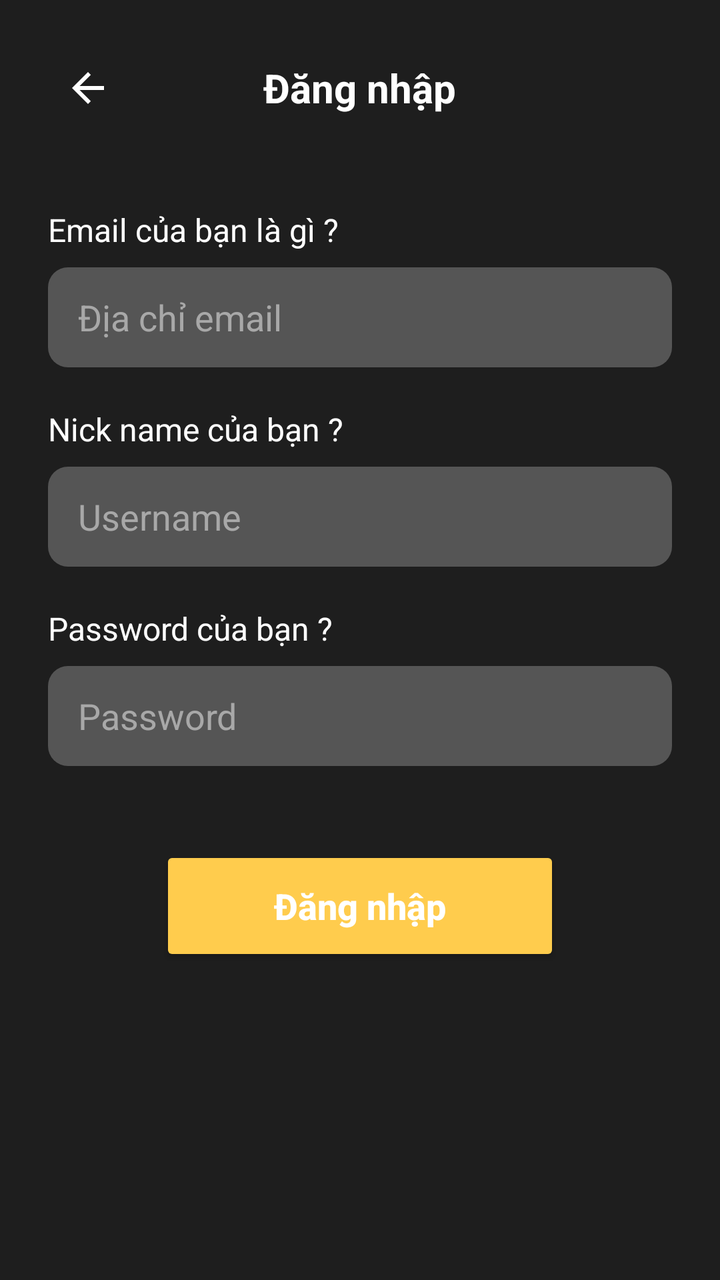
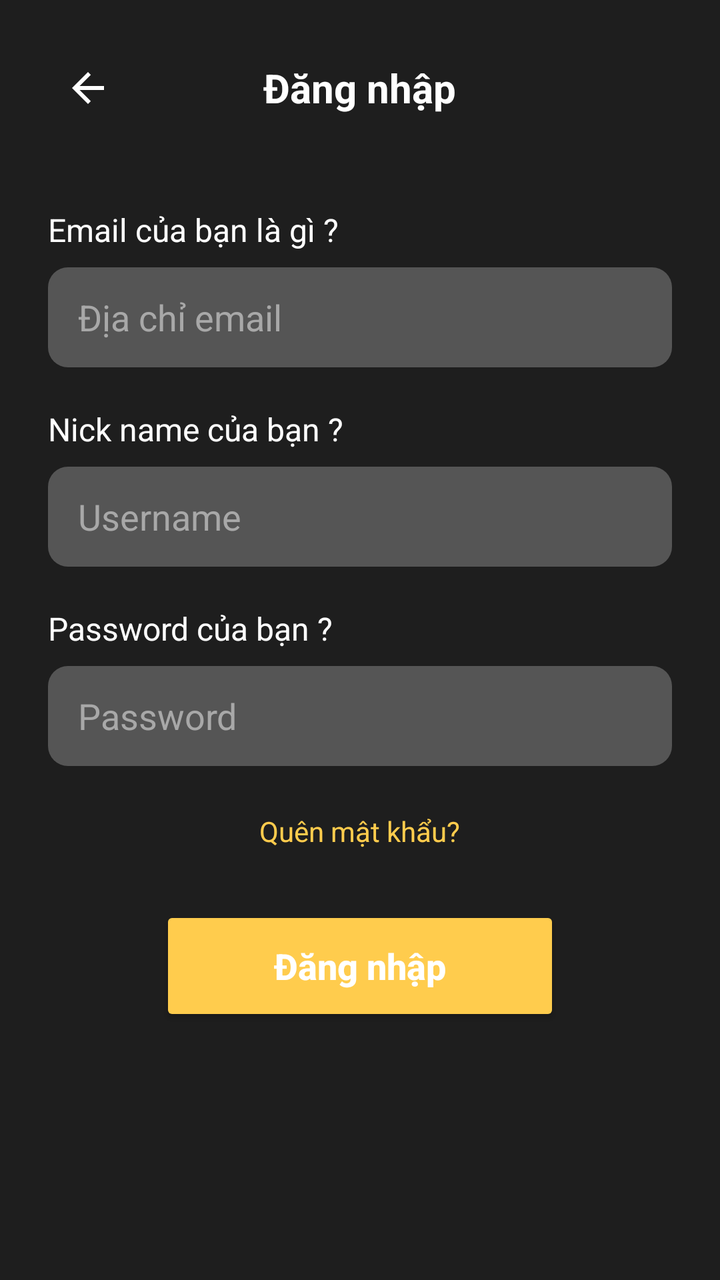

Compare the two renders of this Android layout. The source of the first and the diff that turns it into the second are given below.
<!-- AndroidManifest.xml: application theme Theme.Bocket -->
<!-- res/layout/activity_login.xml -->
<?xml version="1.0" encoding="utf-8"?>
<LinearLayout xmlns:android="http://schemas.android.com/apk/res/android"
    android:layout_width="match_parent"
    android:layout_height="match_parent"
    xmlns:app="http://schemas.android.com/apk/res-auto"
    android:background="#1E1E1E"
    android:orientation="vertical"
    android:padding="24dp">

    <RelativeLayout
        android:layout_width="match_parent"
        android:layout_height="wrap_content"
        android:layout_marginBottom="40dp">

        <ImageButton
            android:id="@+id/btn_back"
            android:layout_width="wrap_content"
            android:layout_height="wrap_content"
            android:src="@drawable/ic_back_arrow"
            android:contentDescription="Quay lại"
            android:background="?attr/selectableItemBackgroundBorderless"
            android:padding="8dp"
            android:layout_alignParentStart="true"
            app:tint="@android:color/white" />

        <TextView
            android:id="@+id/tv_title"
            android:layout_width="wrap_content"
            android:layout_height="wrap_content"
            android:layout_centerHorizontal="true"
            android:layout_centerVertical="true"
            android:text="Đăng nhập"
            android:textColor="@android:color/white"
            android:textSize="20sp"
            android:textStyle="bold" />
    </RelativeLayout>

    <TextView
        android:layout_width="wrap_content"
        android:layout_height="wrap_content"
        android:text="Email của bạn là gì ?"
        android:textColor="@android:color/white"
        android:textSize="16sp"
        android:layout_marginBottom="8dp"/>

    <EditText
        android:id="@+id/et_email"
        android:layout_width="match_parent"
        android:layout_height="50dp"
        android:background="@drawable/input_field_bg"
        android:hint="Địa chỉ email"
        android:paddingLeft="15dp"
        android:textColor="@android:color/white"
        android:textColorHint="#A8A8A8"
        android:layout_marginBottom="20dp"
        android:inputType="textEmailAddress"/>

    <TextView
        android:layout_width="wrap_content"
        android:layout_height="wrap_content"
        android:text="Nick name của bạn ?"
        android:textColor="@android:color/white"
        android:textSize="16sp"
        android:layout_marginBottom="8dp"/>

    <EditText
        android:id="@+id/et_username"
        android:layout_width="match_parent"
        android:layout_height="50dp"
        android:background="@drawable/input_field_bg"
        android:hint="Username"
        android:paddingLeft="15dp"
        android:textColor="@android:color/white"
        android:textColorHint="#A8A8A8"
        android:layout_marginBottom="20dp"/>

    <TextView
        android:layout_width="wrap_content"
        android:layout_height="wrap_content"
        android:text="Password của bạn ?"
        android:textColor="@android:color/white"
        android:textSize="16sp"
        android:layout_marginBottom="8dp"/>

    <EditText
        android:id="@+id/et_password"
        android:layout_width="match_parent"
        android:layout_height="50dp"
        android:background="@drawable/input_field_bg"
        android:hint="Password"
        android:paddingLeft="15dp"
        android:textColor="@android:color/white"
        android:textColorHint="#A8A8A8"
        android:inputType="textPassword"
        android:layout_marginBottom="40dp"/>

    <Button
        android:id="@+id/btn_login"
        android:layout_width="200dp"
        android:layout_height="60dp"
        android:layout_gravity="center_horizontal"
        android:text="Đăng nhập"
        android:textAllCaps="false"
        android:textColor="#FFFFFF"
        android:textSize="18sp"
        android:textStyle="bold"
        android:backgroundTint="#FFCC4D" />

</LinearLayout>
<!-- resources referenced by this layout -->
<resources>
  <!-- drawable ic_back_arrow (drawable) -->
  <?xml version="1.0" encoding="utf-8"?>
  <vector xmlns:android="http://schemas.android.com/apk/res/android"
      android:width="24dp"
      android:height="24dp"
      android:viewportWidth="24"
      android:viewportHeight="24">
      <path
          android:fillColor="#FFFFFF"
          android:pathData="M20,11H7.83l5.59,-5.59L12,4l-8,8 8,8 1.41,-1.41L7.83,13H20v-2z"/>
  </vector>
  <!-- drawable input_field_bg (drawable) -->
  <?xml version="1.0" encoding="utf-8"?>
  <shape xmlns:android="http://schemas.android.com/apk/res/android">
      <solid android:color="#555555" /> <corners android:radius="10dp" />
  </shape>
  <style name="Theme.Bocket" parent="Base.Theme.Bocket" />
  <style name="Base.Theme.Bocket" parent="Theme.Material3.DayNight.NoActionBar">
          
          
      </style>
</resources>

<!-- the commit's change to res/layout/activity_login.xml (unified diff, before → after) -->
@@ -92,7 +92,18 @@
         android:textColor="@android:color/white"
         android:textColorHint="#A8A8A8"
         android:inputType="textPassword"
-        android:layout_marginBottom="40dp"/>
+        android:layout_marginBottom="15dp"/>
+    <TextView
+        android:id="@+id/tv_forgot_password"
+        android:layout_width="wrap_content"
+        android:layout_height="wrap_content"
+        android:text="Quên mật khẩu?"
+        android:textColor="#FFCC4D"
+        android:layout_gravity="center_horizontal"
+
+        android:layout_marginBottom="20dp"
+        android:textSize="14sp"
+        android:padding="8dp"/>
 
     <Button
         android:id="@+id/btn_login"
